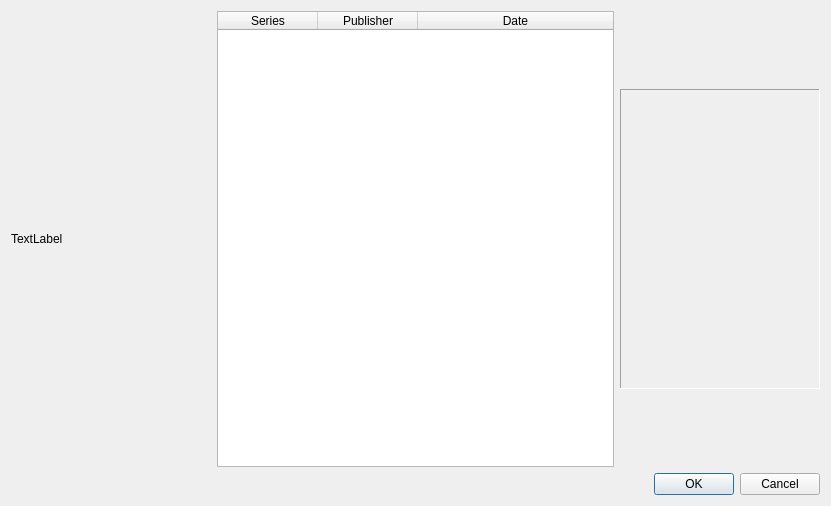
First picture: the form in autotagmatchwindow.ui, repository comictagger/comictagger, before the edit.
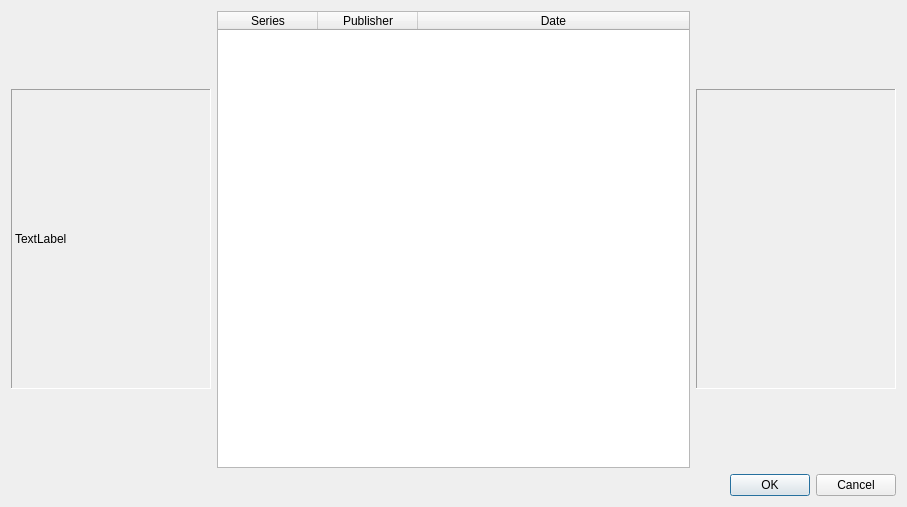
Second picture: the form after the edit.

Commit message: UI tweaks for auto tag match window

```diff
--- a/autotagmatchwindow.ui
+++ b/autotagmatchwindow.ui
@@ -6,8 +6,8 @@
    <rect>
     <x>0</x>
     <y>0</y>
-    <width>831</width>
-    <height>506</height>
+    <width>907</width>
+    <height>507</height>
    </rect>
   </property>
   <property name="windowTitle">
@@ -32,6 +32,12 @@
            <height>300</height>
           </size>
          </property>
+         <property name="frameShape">
+          <enum>QFrame::Panel</enum>
+         </property>
+         <property name="frameShadow">
+          <enum>QFrame::Sunken</enum>
+         </property>
          <property name="text">
           <string>TextLabel</string>
          </property>
```
The commit also changes 1 other file.
